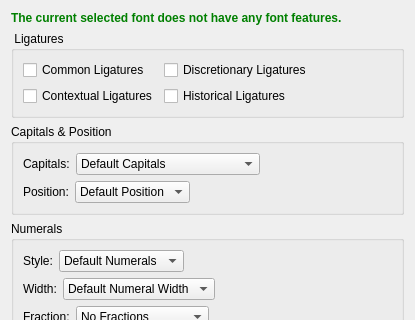
Above: scribus/ui/smfontfeaturesbase.ui from scribusproject/scribus before the change; both pictures show x 0 to 415 and y 0 to 320 of the 415 by 488 pixel window. Below: the same form after it.
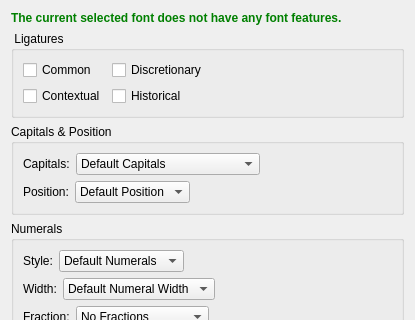
That is the form after the change.

Commit message: #14737: Remove duplicate words in ligature selection options <FirashH>

What changed in the file:
```diff
--- a/scribus/ui/smfontfeaturesbase.ui
+++ b/scribus/ui/smfontfeaturesbase.ui
@@ -48,7 +48,7 @@
          <string>Common Ligatures (liga)</string>
         </property>
         <property name="text">
-         <string>Common Ligatures</string>
+         <string>Common</string>
         </property>
         <property name="checked">
          <bool>false</bool>
@@ -67,7 +67,7 @@
          <string>Discretionary Ligatures (dlig)</string>
         </property>
         <property name="text">
-         <string>Discretionary Ligatures</string>
+         <string>Discretionary</string>
         </property>
         <property name="autoExclusive">
          <bool>false</bool>
@@ -86,7 +86,7 @@
          <string>Contextual Ligatures (clig)</string>
         </property>
         <property name="text">
-         <string>Contextual Ligatures</string>
+         <string>Contextual</string>
         </property>
         <property name="checked">
          <bool>false</bool>
@@ -114,7 +114,7 @@
          <string>Historical Ligatures (hlig)</string>
         </property>
         <property name="text">
-         <string>Historical Ligatures</string>
+         <string>Historical</string>
         </property>
         <property name="checked">
          <bool>false</bool>
```
